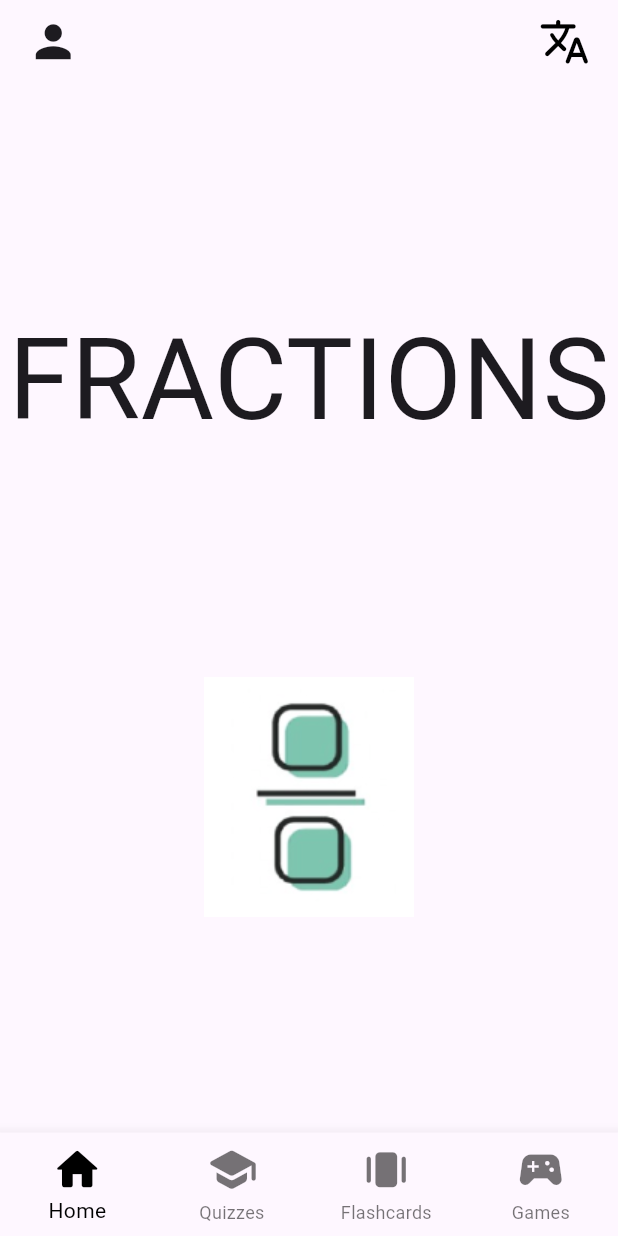
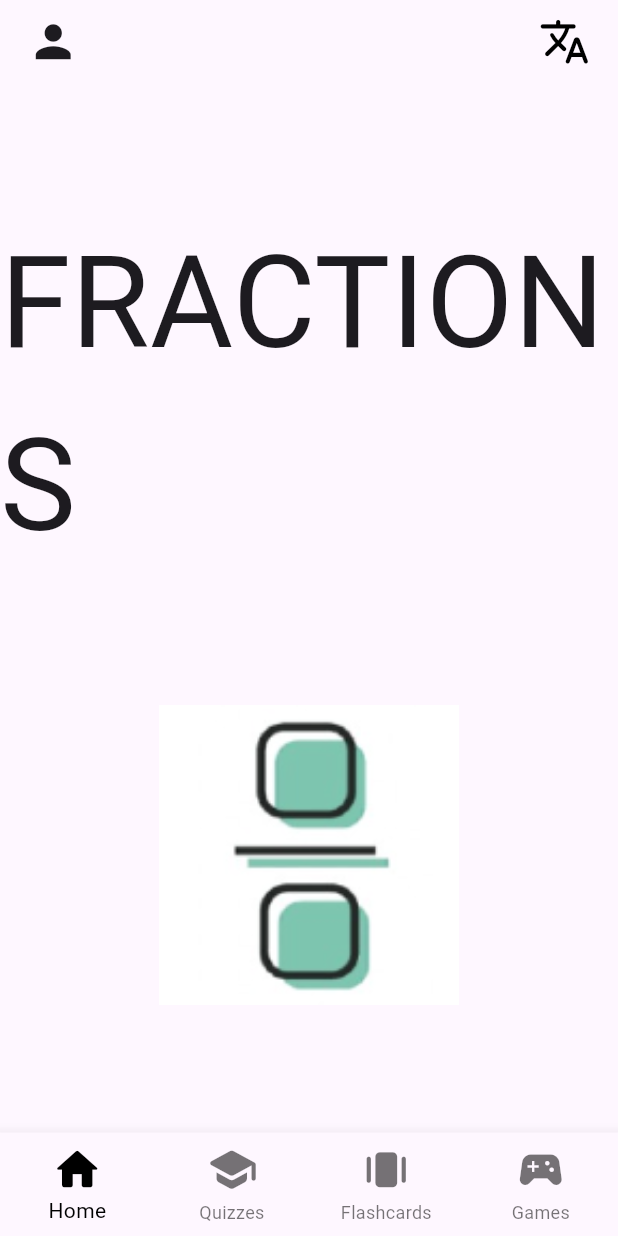
Before and after one commit to FIH-Fractions/bilingual_fractions_flutter_app, a Flutter app: the screen it shows after launch, on a phone screen of 412 x 824 dp. Run offline on Flutter 3.47's test engine with Material 3 defaults, Android fonts, the phone set to English and light mode, and no system bars; our stand-ins replace flip_card, flutter_tts, table_calendar.

```diff
--- a/lib/home/home.dart
+++ b/lib/home/home.dart
@@ -16,14 +16,17 @@ class _home extends State<home> {
           mainAxisAlignment: MainAxisAlignment.spaceEvenly,
           crossAxisAlignment: CrossAxisAlignment.center,
           children: [
-            Text(
+            const Text(
               'FRACTIONS',
               style: TextStyle(
-                fontSize: 75,
+                fontSize: 85,
               ),
             ),
             Image.asset(
               'assets/fraction_logo.png',
+              width: 200,
+              height: 200,
+              fit: BoxFit.cover,
             ),
           ],
         ),
```
Also changed, not shown: lib/flashcard/flashcard_mainview.dart (+4 -4 lines), lib/flashcard/flashcard_view.dart (+10 -5 lines), lib/quiz/questions_data.dart (+7 -0 lines), assets/quiz/one_third_lemon.png (added), 31 other files.
